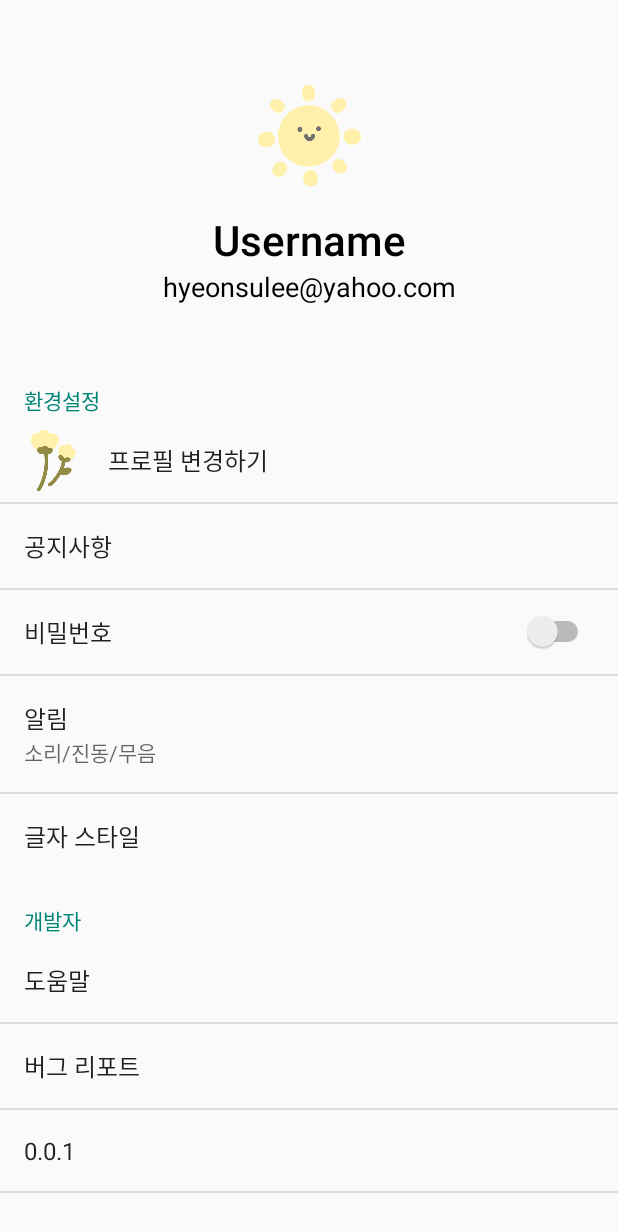
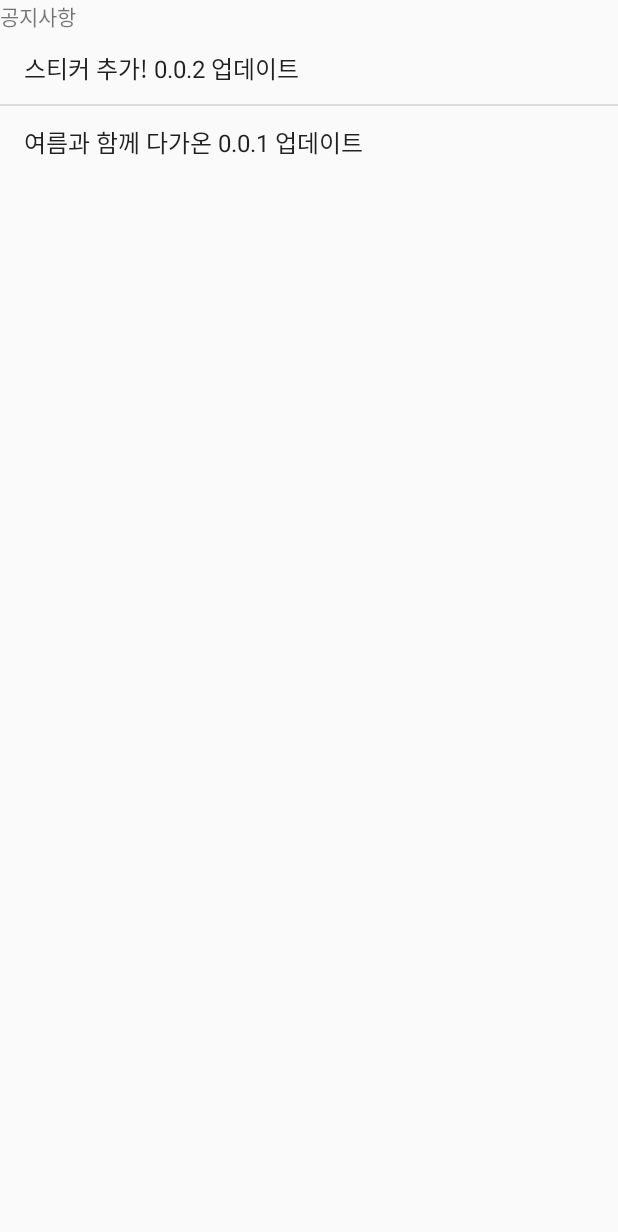
Before and after one commit to dogdduddy/Scheduler, an Android app: the fragment SettingFragment shown on its own in the app's theme, after a tap on "공지사항", on a phone screen of 412 x 824 dp. Shown: the top 1232 px of the screen. Run offline under Robolectric (Android 15) with nearby library versions, the phone set to English and light mode, and no system bars.

Commit message:
Notice +

```diff
--- a/app/src/main/AndroidManifest.xml
+++ b/app/src/main/AndroidManifest.xml
@@ -9,9 +9,11 @@
         android:roundIcon="@mipmap/ic_launcher_round"
         android:supportsRtl="true"
         android:theme="@style/Theme.AppCompat.Light.NoActionBar">
-        <activity android:name=".Diary"></activity>
+        <activity android:name=".Notice"></activity>
+        <activity android:name=".Diary" />
         <activity android:name=".Shop" />
         <activity android:name=".Profile" />
+        <activity android:name=".ListView_Notice" />
         <activity android:name=".MainActivity">
             <intent-filter>
                 <action android:name="android.intent.action.MAIN" />
--- /dev/null
+++ b/app/src/main/java/com/example/scheduler/ListView_Notice.java
@@ -0,0 +1,39 @@
+package com.example.scheduler;
+
+import android.os.Bundle;
+import android.widget.ArrayAdapter;
+import android.widget.ListView;
+
+import androidx.appcompat.app.AppCompatActivity;
+
+import java.util.ArrayList;
+import java.util.List;
+
+public class ListView_Notice extends AppCompatActivity {
+
+    private ListView notice; // 공지사항 리스트뷰 선언
+
+    @Override
+    protected void onCreate(Bundle savedInstanceState) {
+        super.onCreate(savedInstanceState);
+        setContentView(R.layout.activity_notice);
+
+        notice = (ListView)findViewById(R.id.list1); // 리스트뷰 아이디 가져옴
+        // (ListView)를 적어주는 이유 : findviewbyid 앞에 선언한 변수의 타입이랑 일치시켜야함
+
+        List<String> data = new ArrayList<>(); // ArrayList 배열안에 String 형태로 넣겠다 // 데이터를 저장하는 리스트 생성
+
+        ArrayAdapter<String> adapter = new ArrayAdapter<>(this, android.R.layout.simple_list_item_1, data);
+        // 리스트뷰랑 리스트를 연결해주는 다리역할을 해주는 어뎁터 생성
+        // android.R.layout.simple_list_item_1 : 안드로이드에서 제공해주는 디자인
+
+        notice.setAdapter(adapter); //리스트뷰에다가 다리역할을 하는 어뎁터를 세팅해줌
+
+        //아이템 추가
+        data.add("스티커 추가! 0.0.2 업데이트");
+        data.add("여름과 함께 다가온 0.0.1 업데이트");
+
+        adapter.notifyDataSetChanged(); // 아이템 저장
+
+    }
+}
--- a/app/src/main/java/com/example/scheduler/MainActivity.java
+++ b/app/src/main/java/com/example/scheduler/MainActivity.java
@@ -23,9 +23,11 @@ import android.view.MenuInflater;
 import android.view.MenuItem;
 import android.view.View;
 import android.view.WindowManager;
+import android.widget.ArrayAdapter;
 import android.widget.Button;
 import android.widget.DatePicker;
 import android.widget.ImageView;
+import android.widget.ListView;
 import android.widget.PopupMenu;
 import android.widget.TextView;
 import android.widget.Toast;
@@ -45,6 +47,7 @@ import java.text.SimpleDateFormat;
 import java.util.ArrayList;
 import java.util.Calendar;
 import java.util.Date;
+import java.util.List;
 
 // 메인 月달력과 함께 햄버거 등 툴바가 표시되는 페이지
 
@@ -89,14 +92,12 @@ public class MainActivity extends AppCompatActivity implements OnMonthChangedLis
 
         /*
         // 뒷배경 흐리게 하기
-
         WindowManager.LayoutParams layoutParams= new WindowManager.LayoutParams();
         layoutParams.flags= WindowManager.LayoutParams.FLAG_DIM_BEHIND;
         layoutParams.dimAmount= 0.7f;getWindow().setAttributes(layoutParams);
         setContentView(R.drawable.); // 요거에 뭐 넣느냐에 따라 전체 화면 크기 조정됨
 
         // 사이즈 조절
-
         DisplayMetrics dm = getApplicationContext().getResources().getDisplayMetrics();
         int width = (int) (((DisplayMetrics) dm).widthPixels * 0.9); // Display 사이즈의 90%
         int height = (int) (dm.heightPixels * 0.9); // Display 사이즈의 90%
--- /dev/null
+++ b/app/src/main/java/com/example/scheduler/Notice.java
@@ -0,0 +1,14 @@
+package com.example.scheduler;
+
+import androidx.appcompat.app.AppCompatActivity;
+
+import android.os.Bundle;
+
+public class Notice extends AppCompatActivity {
+
+    @Override
+    protected void onCreate(Bundle savedInstanceState) {
+        super.onCreate(savedInstanceState);
+        setContentView(R.layout.activity_notice);
+    }
+}
--- a/app/src/main/java/com/example/scheduler/SettingFragment.java
+++ b/app/src/main/java/com/example/scheduler/SettingFragment.java
@@ -19,10 +19,8 @@ public class SettingFragment extends PreferenceFragment {
     ListPreference letterstylePrefernence;
     ListPreference lettersizePrefernence;
     EditTextPreference namePreference;
-    /*
-    ListPreference keywordSoundPreference;
-    PreferenceScreen keywordScreen;
-    */
+
+    // 이미 저장된 환경설정 내용을 가져와, 그 내용들을 환경설정의 summary부분에 세팅
     @Override
     public void onCreate(@Nullable Bundle savedInstanceState) {
         super.onCreate(savedInstanceState);
@@ -33,15 +31,11 @@ public class SettingFragment extends PreferenceFragment {
         namePreference = (EditTextPreference) findPreference("name");
         soundPrefernence = (ListPreference) findPreference("sound_list");
 
-        /*
-        keywordSoundPreference = (ListPreference) findPreference("key_word_list");
-        keywordScreen = (PreferenceScreen) findPreference("keyword_screen");
-        */
         prefs = PreferenceManager.getDefaultSharedPreferences(getActivity());
 
         if (!prefs.getString("sound_list", "").equals("")) ;
         {
-            soundPrefernence.setSummary(prefs.getString("sound_list", "카톡"));
+            soundPrefernence.setSummary(prefs.getString("sound_list", ""));
         }
         if (!prefs.getString("letter_style_change", "").equals("")) ;
         {
@@ -55,25 +49,16 @@ public class SettingFragment extends PreferenceFragment {
         {
             namePreference.setSummary(prefs.getString("name", ""));
         }
-        /*
-        if (!prefs.getString("keyword_sound_list", "").equals("")) ;
-        {
-            keywordSoundPreference.setSummary(prefs.getString("keyword_sound_list", "카톡"));
-        }
 
-
-        if (prefs.getBoolean("keyword", false)) {
-            keywordScreen.setSummary("사용");
-        }
-        */
         prefs.registerOnSharedPreferenceChangeListener(preListener);
     }
 
+    //봉뚜 사용자가 환경설정 하는 순간 이벤트 처리
     SharedPreferences.OnSharedPreferenceChangeListener preListener = new SharedPreferences.OnSharedPreferenceChangeListener() {
         @Override
         public void onSharedPreferenceChanged(SharedPreferences sharedPreferences, String key) {
             if (key.equals("sound_list")) {
-                soundPrefernence.setSummary(prefs.getString("sound_list", "카톡"));
+                soundPrefernence.setSummary(prefs.getString("sound_list", ""));
             }
             if (key.equals("letter_style_change")) {
                letterstylePrefernence.setSummary(prefs.getString("letter_style_change", ""));
@@ -84,21 +69,6 @@ public class SettingFragment extends PreferenceFragment {
             if (key.equals("name")) {
                 namePreference.setSummary(prefs.getString("name", ""));
             }
-            /*
-            if (key.equals("keyword_sound_list")) {
-                keywordSoundPreference.setSummary((prefs.getString("keyword_sound_list", "카톡")));
-            }
-
-            if (key.equals("keyword")) {
-
-                if (prefs.getBoolean("keyword", false)) {
-                    keywordScreen.setSummary("사용");
-                } else {
-                    keywordScreen.setSummary("사용안함");
-                }
-                ((BaseAdapter)getPreferenceScreen().getRootAdapter()).notifyDataSetChanged();
-            }
-            */
         }
     };
 }
--- /dev/null
+++ b/app/src/main/res/layout/activity_notice.xml
@@ -0,0 +1,24 @@
+<?xml version="1.0" encoding="utf-8"?>
+<LinearLayout xmlns:android="http://schemas.android.com/apk/res/android"
+    xmlns:app="http://schemas.android.com/apk/res-auto"
+    xmlns:tools="http://schemas.android.com/tools"
+    android:layout_width="match_parent"
+    android:layout_height="match_parent"
+    android:orientation="vertical"
+    tools:context=".Notice">
+
+    <TextView
+        android:layout_width="wrap_content"
+        android:layout_height="wrap_content"
+        app:layout_constraintTop_toTopOf="parent"
+        app:layout_constraintTop_toBottomOf="parent"
+        app:layout_constraintStart_toStartOf="parent"
+        app:layout_constraintStart_toEndOf="parent"
+        android:text="공지사항" />
+
+    <ListView
+        android:layout_width="match_parent"
+        android:layout_height="wrap_content"
+        android:id="@+id/list1" > </ListView>
+
+</LinearLayout>
--- a/app/src/main/res/menu/popupmenu.xml
+++ b/app/src/main/res/menu/popupmenu.xml
@@ -1,6 +1,5 @@
 <?xml version="1.0" encoding="utf-8"?>
-<menu xmlns:android="http://schemas.android.com/apk/res/android"
-    xmlns:app="http://schemas.android.com/apk/res-auto">
+<menu xmlns:android="http://schemas.android.com/apk/res/android">
 
 
         <item android:title="캘린더"
@@ -17,7 +16,8 @@
             android:id = "@+id/setting" />
 
     <!--
-    <group -> 옆에 동그라미 만들기
+    // 오른쪽에 클릭 시 표시되는 원 생성
+    <group
 
     <item android:title="">
         <menu>
@@ -26,6 +26,7 @@
         </menu>
     </item>
 
+    // 서브메뉴 만들기
     <item
             android:layout_width="20dp"
             android:icon="@drawable/flower"
--- a/app/src/main/res/values/arrays.xml
+++ b/app/src/main/res/values/arrays.xml
@@ -2,7 +2,7 @@
 <resources>
 
     <!-- 현수 소리 변경 목록-->
-    <string-array name="notices">
+    <string-array name="sound_notice">
         <item>소리</item>
         <item>진동</item>
         <item>무음</item>
--- a/app/src/main/res/xml/setting_preference.xml
+++ b/app/src/main/res/xml/setting_preference.xml
@@ -3,25 +3,24 @@
 
     <PreferenceScreen
         android:key="profile"
-            android:title="프로필"
-            android:layout="@layout/activity_profile">
-        </PreferenceScreen>
+        android:layout="@layout/activity_profile"
+        android:title="프로필"></PreferenceScreen>
 
     <PreferenceCategory android:title="환경설정">
 
         <PreferenceScreen
             android:icon="@drawable/flower"
             android:key="change_profile"
-            android:title="프로필 변경하기"
-            android:summary="">
+            android:summary=""
+            android:title="프로필 변경하기">
             <EditTextPreference
                 android:key="name"
-                android:title="이름"
-                android:summary="" />
+                android:summary=""
+                android:title="이름" />
             <ListPreference
                 android:key="email_connect"
-                android:title="계정 연동"
-                android:summary="hyeonsulee@yahoo.com" />
+                android:summary="hyeonsulee@yahoo.com"
+                android:title="계정 연동" />
             <ListPreference
                 android:key="change_profile_image"
                 android:title="프로필 이미지 수정" />
@@ -30,52 +29,53 @@
                 android:title="회원 탈퇴" />
         </PreferenceScreen>
 
-        <ListPreference
-            android:key="gongzi"
-            android:title="공지사항"
-           android:summary="" />
+        <PreferenceScreen
+                android:title="공지사항">
+                <intent android:targetPackage="com.example.scheduler"
+                    android:targetClass="com.example.scheduler.ListView_Notice"/>
+        </PreferenceScreen>
 
         <SwitchPreference
             android:key="pw"
-            android:title="비밀번호"
-            android:summary="" />
+            android:summary=""
+            android:title="비밀번호" />
 
         <PreferenceScreen
-            android:key="notice"
-            android:title="알림"
-            android:summary="소리/진동/무음" >
+            android:key="notification_method"
+            android:summary="소리/진동/무음"
+            android:title="알림">
 
             <SwitchPreference
-            android:key="notice2"
+                android:key="sound"
                 android:title="알림" />
 
             <ListPreference
+                android:dependency="sound"
                 android:key="sound_list"
                 android:summary=""
                 android:title="알림음"
-            android:entries="@array/notices"
-            android:entryValues="@array/notices"
-            android:dependency="notice2"/>
+                android:entries="@array/sound_notice"
+                android:entryValues="@array/sound_notice"/>
         </PreferenceScreen>
 
         <PreferenceScreen
             android:key="letter_style"
-            android:title="글자 스타일"
-            android:summary="" >
+            android:summary=""
+            android:title="글자 스타일">
 
             <ListPreference
+                android:entries="@array/style"
+                android:entryValues="@array/style"
                 android:key="letter_style_change"
                 android:summary=""
-                android:title="글씨체 변경"
-                android:entries="@array/style"
-                android:entryValues="@array/style" />
+                android:title="글씨체 변경" />
 
             <ListPreference
+                android:entries="@array/size"
+                android:entryValues="@array/size"
                 android:key="letter_size_change"
                 android:summary=""
-                android:title="글자 크기 변경"
-                android:entries="@array/size"
-                android:entryValues="@array/size" />
+                android:title="글자 크기 변경" />
         </PreferenceScreen>
 
     </PreferenceCategory>
@@ -83,18 +83,18 @@
     <PreferenceCategory android:title="개발자">
         <ListPreference
             android:key="help"
-            android:title="도움말"
-            android:summary="" />
+            android:summary=""
+            android:title="도움말" />
 
         <ListPreference
             android:key="bug_report"
-            android:title="버그 리포트"
-            android:summary="" />
+            android:summary=""
+            android:title="버그 리포트" />
 
         <ListPreference
             android:key="버전 정보"
-            android:title="0.0.1"
-            android:summary="" />
+            android:summary=""
+            android:title="0.0.1" />
 
     </PreferenceCategory>
 
```
Lines whose indentation alone changed are shown as unchanged.
